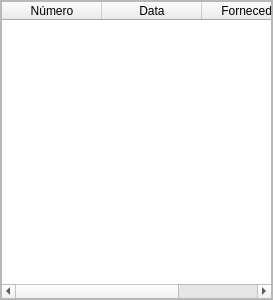
The window that historywidget.ui (leidensj/BKVale) describes before a commit, drawn with Qt 5.
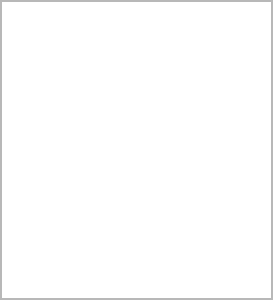
The same window after the commit.

The edit to the form file:
```diff
--- a/historywidget.ui
+++ b/historywidget.ui
@@ -33,7 +33,7 @@
     <number>0</number>
    </property>
    <item>
-    <widget class="QTableWidget" name="table">
+    <widget class="QTableView" name="table">
      <property name="editTriggers">
       <set>QAbstractItemView::NoEditTriggers</set>
      </property>
@@ -49,32 +49,9 @@
      <property name="horizontalScrollMode">
       <enum>QAbstractItemView::ScrollPerPixel</enum>
      </property>
-     <attribute name="horizontalHeaderShowSortIndicator" stdset="0">
+     <property name="sortingEnabled">
       <bool>true</bool>
-     </attribute>
-     <attribute name="verticalHeaderVisible">
-      <bool>true</bool>
-     </attribute>
-     <column>
-      <property name="text">
-       <string>Número</string>
-      </property>
-     </column>
-     <column>
-      <property name="text">
-       <string>Data</string>
-      </property>
-     </column>
-     <column>
-      <property name="text">
-       <string>Fornecedor</string>
-      </property>
-     </column>
-     <column>
-      <property name="text">
-       <string>Total</string>
-      </property>
-     </column>
+     </property>
     </widget>
    </item>
   </layout>
```
Left out of the diff: 3 changed lines with no effect on the pictures.
